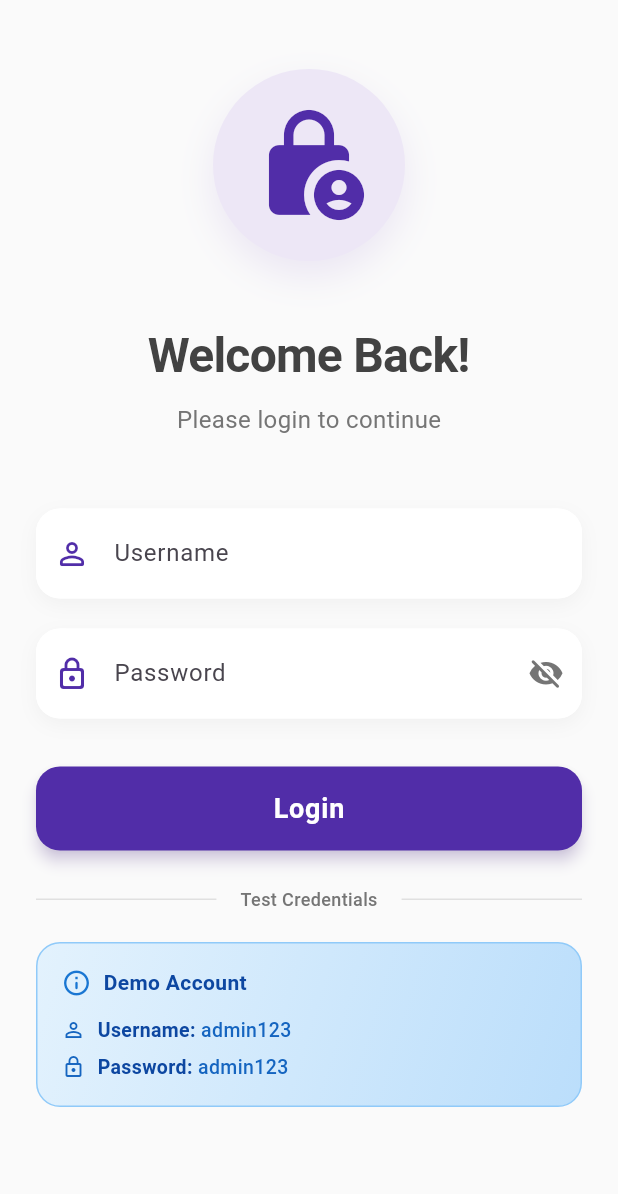
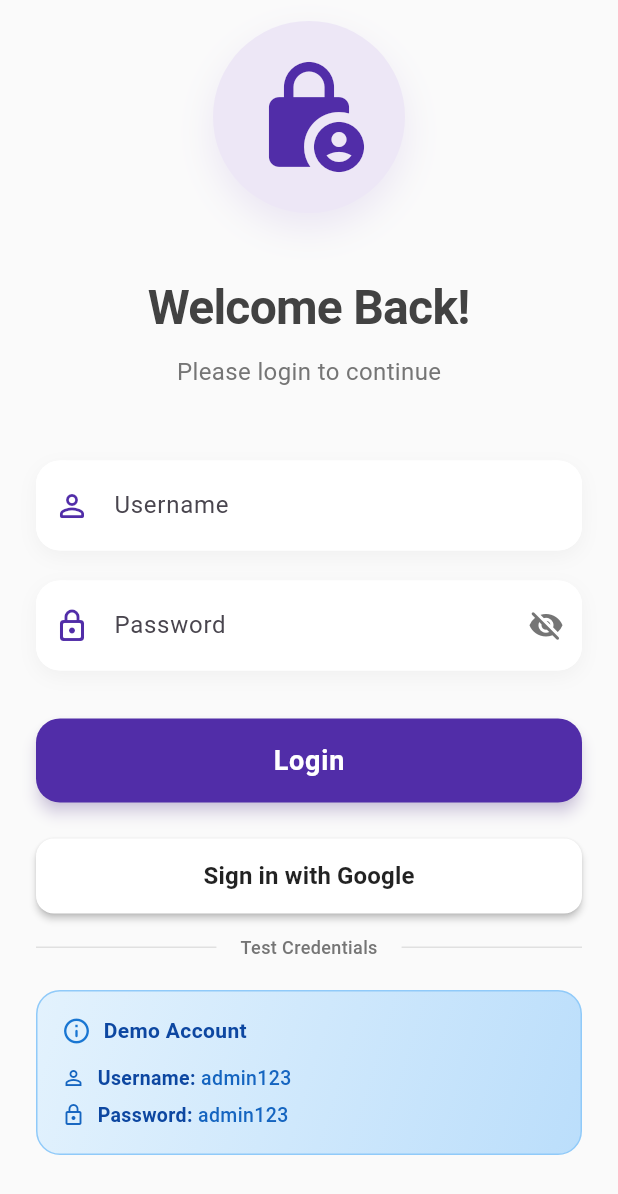
Before and after one commit to arkanaajaaa/latihan-pribadi, a Flutter app: the screen it shows after launch, on a phone screen of 412 x 824 dp. Shown: the top 1194 px of the screen. Run offline on Flutter 3.47's test engine with Material 3 defaults, Android fonts, the phone set to English and light mode, and no system bars; our stand-ins replace firebase_auth, firebase_core, firebase_messaging, get, google_sign_in, shared_preferences; accounts and stored records are empty.

Commit message:
try sign in google

```diff
--- /dev/null
+++ b/devtools_options.yaml
@@ -0,0 +1,3 @@
+description: This file stores settings for Dart & Flutter DevTools.
+documentation: https://docs.flutter.dev/tools/devtools/extensions#configure-extension-enablement-states
+extensions:
--- a/lib/pages/LoginAPIPage.dart
+++ b/lib/pages/LoginAPIPage.dart
@@ -1,6 +1,7 @@
 import 'package:flutter/material.dart';
 import 'package:get/get.dart';
 import 'package:latihan_pribadiiflutter/controllers/LoginAPIController.dart';
+import 'package:latihan_pribadiiflutter/controllers/GoogleLoginController.dart';
 
 class LoginAPIPage extends GetView<LoginAPIController> {
   const LoginAPIPage({Key? key}) : super(key: key);
@@ -197,6 +198,53 @@ class LoginAPIPage extends GetView<LoginAPIController> {
                     )),
                 const SizedBox(height: 24),
 
+
+                // Google Sign-In Button
+             Obx(
+                () => SizedBox(
+                  width: double.infinity,
+                  height: 50,
+                  child: ElevatedButton(
+                    onPressed: Googlelogincontroller().isLoadingg.value
+                        ? null
+                        : Googlelogincontroller().signInWithGoogle,
+                    style: ElevatedButton.styleFrom(
+                      backgroundColor: Colors.white,
+                      foregroundColor: Colors.black87,
+                      shape: RoundedRectangleBorder(
+                        borderRadius: BorderRadius.circular(12.0),
+                      ),
+                      elevation: 2,
+                    ),
+                    child: Googlelogincontroller().isLoadingg
+                    .value
+                        ? const SizedBox(
+                            height: 24,
+                            width: 24,
+                            child: CircularProgressIndicator(
+                              strokeWidth: 2,
+                              color: Colors.black87,
+                            ),
+                          )
+                        : Row(
+                            mainAxisAlignment: MainAxisAlignment.center,
+                            children: [
+                              const Text(
+                                'Sign in with Google',
+                                style: TextStyle(
+                                  fontSize: 16,
+                                  fontWeight: FontWeight.w600,
+                                  color: Colors.black87,
+                                ),
+                              ),
+                            ],
+                          ),
+                  ),
+                ),
+
+
+              ),
+              const SizedBox(height: 14),
                 // Divider
                 Row(
                   children: [
--- a/lib/routes/page.dart
+++ b/lib/routes/page.dart
@@ -16,6 +16,12 @@ class AppPages {
     // Login API dengan Binding
     GetPage(
       name: AppRoutes.loginAPI,
+      page: () => const LoginAPIPage(),
+      binding: LoginAPIBinding(),
+      transition: Transition.fadeIn,
+    ),
+    GetPage(
+      name: AppRoutes.Googlelogincontroller,
       page: () => const LoginAPIPage(),
       binding: LoginAPIBinding(),
       transition: Transition.fadeIn,
--- a/lib/routes/routes.dart
+++ b/lib/routes/routes.dart
@@ -1,3 +1,6 @@
+import 'package:google_sign_in/google_sign_in.dart';
+import 'package:latihan_pribadiiflutter/controllers/GoogleLoginController.dart';
+
 class AppRoutes {
   static const loginAPI = '/loginAPI';
   static const login = '/login';
@@ -7,4 +10,5 @@ class AppRoutes {
   static const bottomNavPage = '/bottomNav';
   static const homePageNotif = '/homepagenotif';
   static const tablePremiere = '/tablePremiere';
+  static const Googlelogincontroller = '/GoogleSignIn';
 }
```
Also changed, not shown: lib/bindings/GoogleLoginBinding.dart (added, +9 -0 lines), lib/controllers/GoogleLoginController.dart (added, +78 -0 lines), lib/pages/login_page.dart (+60 -12 lines), 2 other files.
